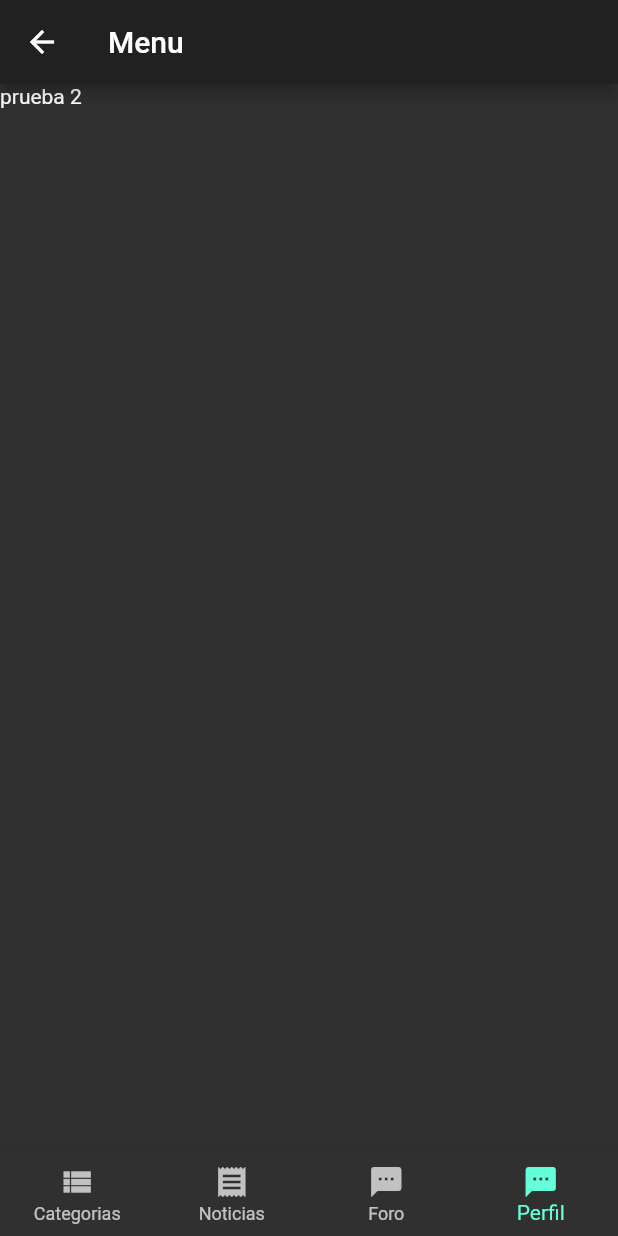
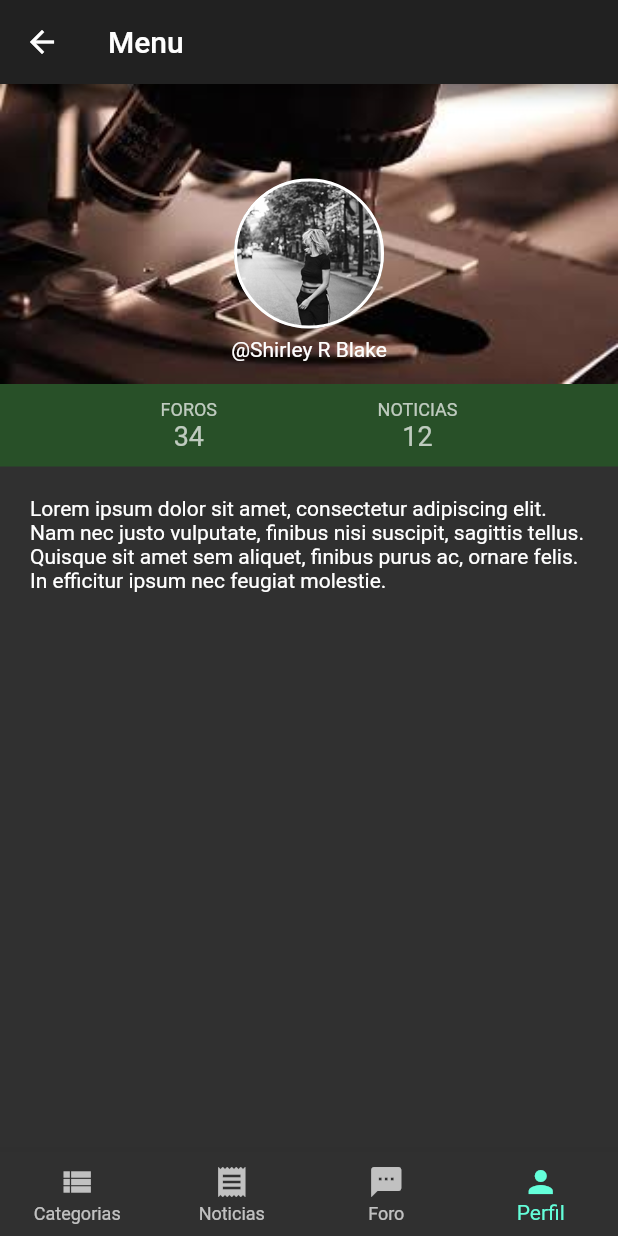
Before and after one commit to Jaleman1005/Proyecto, a Flutter app: the MenuPage screen opened directly, item 4 of the bottom bar chosen, on a phone screen of 412 x 824 dp. Run offline on Flutter 3.47's test engine with Material 2 defaults, Android fonts, the light colour scheme and no system bars.

Commit message:
modify the Perfil page

```diff
--- a/myapp/lib/pages/menu.dart
+++ b/myapp/lib/pages/menu.dart
@@ -1,5 +1,5 @@
 import 'package:flutter/material.dart';
-import 'package:startup_namer/pages/noticias.dart';
+import 'package:startup_namer/pages/perfil.dart';
 
 import 'Categorias.dart';
 import 'status.dart';
@@ -23,7 +23,7 @@ class MenuPageState extends State<MenuPage>{
     CategoriasPage(),
     ChatsPageState(),
     StatusPage(),
-    NoticiasPage()
+    PerfilPage()
   ];
 
   void _onTabBar(int index){
@@ -56,7 +56,7 @@ class MenuPageState extends State<MenuPage>{
               title: Text('Foro')
             ),
             BottomNavigationBarItem(
-              icon: Icon(Icons.textsms),
+              icon: Icon(Icons.person),
               title: Text('Perfil')
             )
           ],
--- a/myapp/lib/pages/noticias.dart
+++ /dev/null
@@ -1,15 +0,0 @@
-import 'package:flutter/material.dart';
-
-class NoticiasPage extends StatefulWidget {
-
-  _NoticiasPageState createState() => _NoticiasPageState();
-}
-
-class _NoticiasPageState extends State<NoticiasPage> {
-  @override
-  Widget build(BuildContext context) {
-    return Container(
-       child: Text('prueba 2'),
-    );
-  }
-}
--- /dev/null
+++ b/myapp/lib/pages/perfil.dart
@@ -0,0 +1,167 @@
+import 'package:flutter/material.dart';
+
+class PerfilPage extends StatefulWidget {
+
+  _PerfilPageState createState() {
+    return new _PerfilPageState();
+  }
+}
+
+class _PerfilPageState extends State<PerfilPage> {
+  @override
+  Widget build(BuildContext context) {
+    return Column(
+        crossAxisAlignment: CrossAxisAlignment.stretch,
+         children: <Widget>[
+           Header(
+             username: 'Shirley R Blake',
+             backgroundAsset: 'imagenes/ciencia.jpg',
+             userAsset: 'imagenes/perfil.jpg',
+           ),
+           new Connections(
+            foros: 34,
+            noticias: 12,
+           ),
+           Profile(
+             text: 'Lorem ipsum dolor sit amet, consectetur adipiscing elit. Nam nec justo vulputate, finibus nisi suscipit, sagittis tellus. Quisque sit amet sem aliquet, finibus purus ac, ornare felis. In efficitur ipsum nec feugiat molestie. ',
+           ),
+         ],
+    );
+  }
+}
+
+class Profile extends StatelessWidget {
+  final String text;
+
+  Profile({
+    Key key,
+    @required this.text,
+  }) : super(key: key);
+  @override
+  Widget build(BuildContext context) {
+    return Container(
+      padding: EdgeInsets.all(20),
+      child: Text(this.text),
+    );
+  }
+}
+
+class Connections extends StatelessWidget {
+  final int foros, noticias;
+  const Connections({
+    Key key,
+    @required this.foros,
+    @required this.noticias,
+  }) : super(key: key);
+
+  @override
+  Widget build(BuildContext context) {
+    return Container(
+      color: Color.fromARGB(40, 0 ,255, 0),
+      padding: EdgeInsets.symmetric(vertical: 10),
+      child: Row(
+        mainAxisAlignment: MainAxisAlignment.spaceEvenly,
+        children: <Widget>[
+          Connection(
+            text: 'foros',
+            number: this.foros,
+          ),
+          Connection(
+            text: 'noticias',
+            number: this.noticias,
+          ),
+        ],
+      ),
+    );
+  }
+}
+
+class Connection extends StatelessWidget {
+  final String text;
+  final int number;
+
+  const Connection({
+    Key key,
+    @required this.number,
+    @required this.text,
+  }) : super(key: key);
+
+  @override
+  Widget build(BuildContext context) {
+    final style = TextStyle(
+      color: Colors.white70
+    );
+    return Column(
+      children: <Widget>[
+        Text(this.text.toUpperCase(), style: style.copyWith(fontSize: 12),),
+        Text('${this.number}', style: style.copyWith(fontSize: 18))
+      ],
+    );
+  }
+}
+
+class Header extends StatelessWidget {
+  final String backgroundAsset;
+  final String userAsset;
+  final String username;
+
+  const Header({
+    Key key,
+    @required this.username,
+    @required this.backgroundAsset,
+    @required this.userAsset,
+  }) : super(key: key);
+
+  @override
+  Widget build(BuildContext context) {
+    return Container(
+      height: 200,
+      padding: EdgeInsets.only(bottom: 15),
+      decoration: BoxDecoration(
+        image: DecorationImage(
+          image: AssetImage(this.backgroundAsset),
+          fit: BoxFit.fill,
+        ),
+      ),
+      child: Column(
+        mainAxisAlignment: MainAxisAlignment.end,
+        children: <Widget>[
+           UserPhoto(
+             assetImage: this.userAsset
+           ),
+           Text(
+             '@${this.username}'
+           ),
+        ],
+      ),
+    );
+  }
+}
+
+class UserPhoto extends StatelessWidget {
+  final String assetImage;
+  const UserPhoto({
+    Key key,
+    @required this.assetImage,
+  }) : super(key: key);
+
+  @override
+  Widget build(BuildContext context) {
+    return Container(
+      width: 100,
+      height: 100,
+      decoration: BoxDecoration(
+        image: DecorationImage(
+          image: AssetImage(this.assetImage),
+          fit: BoxFit.cover,
+        ),
+        shape: BoxShape.circle,
+        border: Border.all(
+          color: Colors.white,
+          width: 2,
+          ),
+      ),
+      margin: EdgeInsets.only(bottom: 6),
+    );
+  }
+}
--- a/myapp/pubspec.yaml
+++ b/myapp/pubspec.yaml
@@ -29,3 +29,4 @@ flutter:
     - imagenes/salud.jpg
     - imagenes/economia.jpg
     - imagenes/politica.jpg
+    - imagenes/perfil.jpg
```
Also changed, not shown: myapp/imagenes/perfil.jpg (added).
